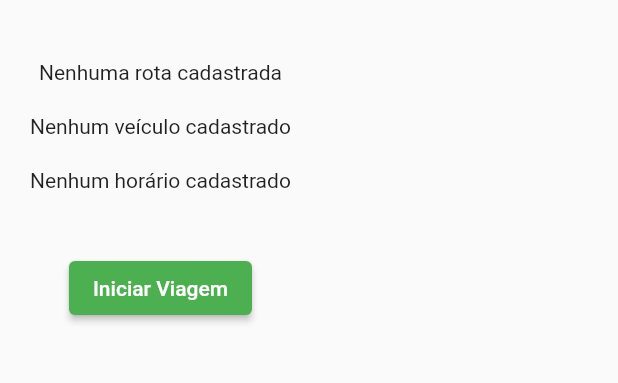
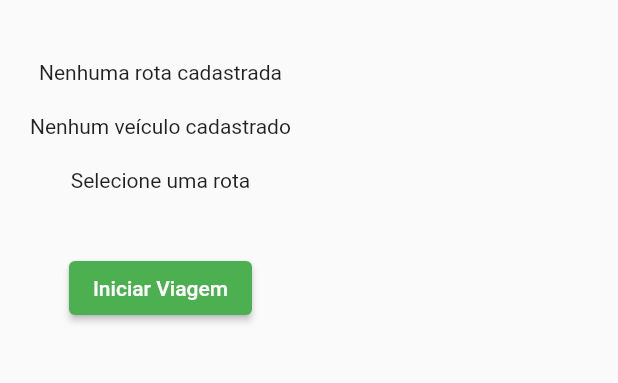
Before and after one commit to marianaruddy/xbus, a Flutter app: the screen it shows once a user with an empty profile is signed in, on a phone screen of 412 x 824 dp, the part 84-467 px from its top. Run offline on Flutter 3.47's test engine with Material 2 defaults, Android fonts, the light colour scheme and no system bars; our stand-ins replace cloud_firestore, firebase_auth, firebase_core, flutter_spinkit; accounts and stored records are empty.

Commit message:
show hours only from selected route

```diff
--- a/driver/lib/models/route.dart
+++ b/driver/lib/models/route.dart
@@ -1,9 +1,10 @@
 class RouteModel {
 
+  final String id;
   final String destiny;
   final int number;
   final String origin;
 
-  RouteModel ({ required this.destiny, required this.number, required this.origin });
+  RouteModel ({ required this.id, required this.destiny, required this.number, required this.origin });
 
 }
--- a/driver/lib/screens/home/route_form.dart
+++ b/driver/lib/screens/home/route_form.dart
@@ -52,6 +52,12 @@ class _RouteFormState extends State<RouteForm> {
 
     final _formKey = GlobalKey<FormState>();
 
+    List<Trip> selectedRoutesTrips =  [];
+
+    if (_currentRoute != null) {
+      selectedRoutesTrips = trips.where((trip) => trip.routeId == _currentRoute?.id).toList();
+    }
+
     return Container(
             child: Form(
               key: _formKey,
@@ -88,10 +94,10 @@ class _RouteFormState extends State<RouteForm> {
                   ) :
                   Text('Nenhum veículo cadastrado'),
                   SizedBox(height: 20.0),
-                  trips.length > 0 ? DropdownButtonFormField<Trip>(
+                  selectedRoutesTrips.length > 0 ? DropdownButtonFormField<Trip>(
                     decoration: textInputDecoration.copyWith(hintText: 'Selecione um horário'),
                     value: _currentHour,
-                    items: trips.map((hour) {
+                    items: selectedRoutesTrips.map((hour) {
                       return DropdownMenuItem(
                         value: hour,
                         child: Text(formatDateTime2DateAndTimeString(hour.intendedDepartureTime)),
@@ -100,8 +106,11 @@ class _RouteFormState extends State<RouteForm> {
                     onChanged: (value) {
                       setState(() { _currentHour = value; });
                     },
-                  ) :
-                  Text('Nenhum horário cadastrado'),
+                  ) : (
+                    _currentRoute == null
+                    ? Text('Selecione uma rota')
+                    : Text('Nenhum horário cadastrado')
+                  ),
                   SizedBox(height: 20.0),
 
                   // TODO: add google maps integration
--- a/driver/lib/services/database.dart
+++ b/driver/lib/services/database.dart
@@ -10,6 +10,7 @@ class DatabaseService {
   List<RouteModel> _routeListFromSnapshot(QuerySnapshot snapshot) {
     return snapshot.docs.map((doc) {
       return RouteModel(
+        id: doc.id,
         destiny: doc['destiny'] ?? '',
         number: doc['number'] ?? '',
         origin: doc['origin'] ?? '',
```
